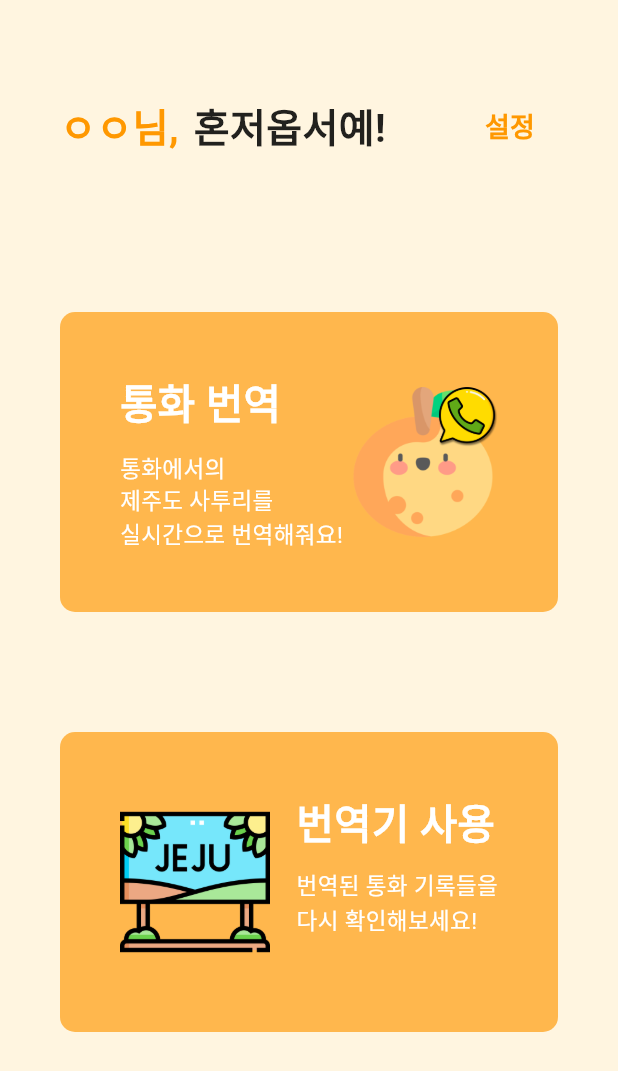
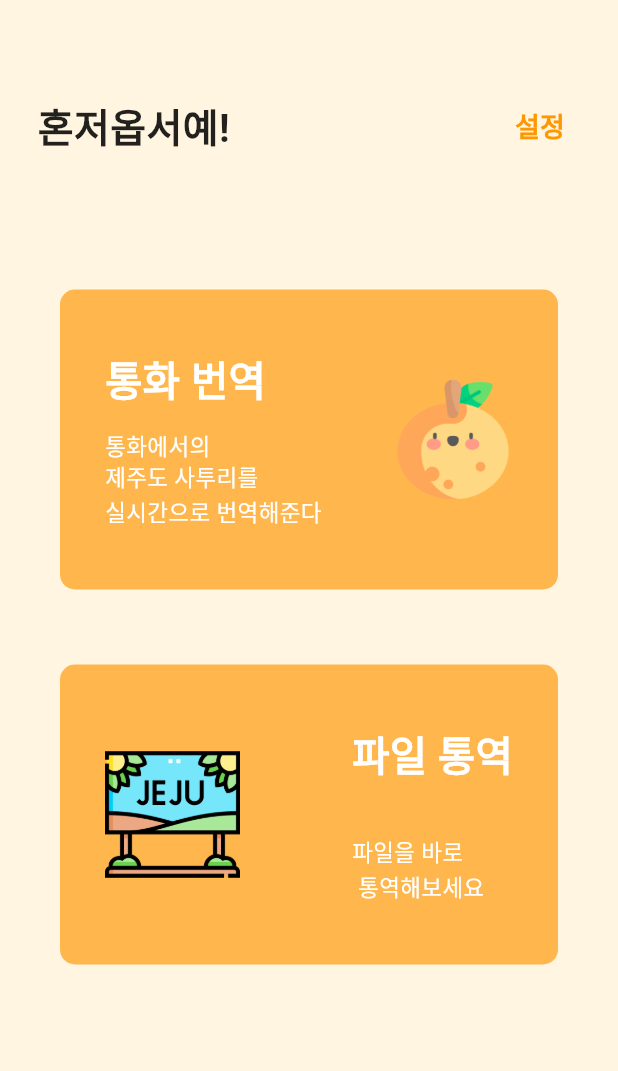
Before and after one commit to jaesung08/JeJalJeJal, a Flutter app: the screen it shows after launch, on a phone screen of 412 x 824 dp. Shown: the top 1071 px of the screen. Run offline on Flutter 3.47's test engine with Material 3 defaults, Android fonts, the phone set to English and light mode, and no system bars; our stand-ins replace contacts_service, device_info_plus, dio, drift, file_picker, permission_handler and 1 more; missing offline and left inert: easy_folder_picker, flutter_foreground_task, flutter_overlay_window, phone_state; accounts and stored records are empty; generated files the repository leaves out were written again; statements that could not run were skipped.

Commit message:
fix: Merge conflict

```diff
--- a/frontend/lib/home_page.dart
+++ b/frontend/lib/home_page.dart
@@ -2,6 +2,7 @@ import 'package:flutter/material.dart';
 import 'package:flutter_overlay_window/flutter_overlay_window.dart';
 import 'package:jejal_project/databases/database.dart';
 import 'package:jejal_project/screens/history_screen.dart';
+import 'package:jejal_project/screens/select_file_screen.dart';
 
 class HomePage extends StatelessWidget {
   final JejalDatabase database;
@@ -20,18 +21,18 @@ class HomePage extends StatelessWidget {
           children: [
             // 상단 텍스트 부분
             Padding(
-              padding: const EdgeInsets.fromLTRB(40, 60, 40, 60),
+              padding: const EdgeInsets.fromLTRB(20, 60, 20, 60),
               child: Row(
                 children: [
-                  const Text(
-                    'ㅇㅇ님,',
-                    style: TextStyle(
-                      fontSize: 26,
-                      fontWeight: FontWeight.bold,
-                      color: Colors.orange, // 텍스트 색상
-                    ),
-                  ),
-                  const SizedBox(width: 10),
+                  // const Text(
+                  //   'ㅇㅇ님,',
+                  //   style: TextStyle(
+                  //     fontSize: 26,
+                  //     fontWeight: FontWeight.bold,
+                  //     color: Colors.orange, // 텍스트 색상
+                  //   ),
+                  // ),
+                  const SizedBox(width: 5),
                   const Text(
                     '혼저옵서예!',
                     style: TextStyle(
@@ -73,13 +74,13 @@ class HomePage extends StatelessWidget {
             ),
             // 첫 번째 버튼
             Padding(
-              padding: const EdgeInsets.symmetric(horizontal: 40, vertical: 40),
+              padding: const EdgeInsets.symmetric(horizontal: 40, vertical: 25),
               child: GestureDetector(
                 onTap: () {
                   Navigator.push(
                     context,
                     MaterialPageRoute(
-                      builder: (context) => HistoryScreen(database: database),
+                        builder: (context) => HistoryScreen(database: database),
                     ),
                   );
                 },
@@ -90,7 +91,7 @@ class HomePage extends StatelessWidget {
                     borderRadius: BorderRadius.circular(10),
                   ),
                   child: Padding(
-                    padding: const EdgeInsets.symmetric(horizontal: 40),
+                    padding: const EdgeInsets.symmetric(horizontal: 30),
                     child: Row(
                       children: [
                         Padding(
@@ -108,7 +109,7 @@ class HomePage extends StatelessWidget {
                               ),
                               Spacer(),
                               Text(
-                                '통화에서의\n제주도 사투리를\n실시간으로 번역해줘요!',
+                                '통화에서의\n제주도 사투리를\n실시간으로 번역해준다',
                                 style: TextStyle(
                                   fontSize: 15,
                                   color: Colors.white,
@@ -121,13 +122,13 @@ class HomePage extends StatelessWidget {
                         Stack(
                           children: [
                             Image.asset('assets/images/common_mandarin.png',
-                                width: 100),
-                            Positioned(
-                              top: 0,
-                              right: 0,
-                              child: Image.asset('assets/images/phone.png',
-                                  width: 40), // 크기와 위치를 조정하세요
-                            ),
+                                width: 80),
+                            // Positioned(
+                            //   top: -10,
+                            //   right: -10,
+                            //   child: Image.asset('assets/images/phone.png',
+                            //       width: 30), // 크기와 위치를 조정하세요
+                            // ),
                           ],
                         ),
                       ],
@@ -138,10 +139,15 @@ class HomePage extends StatelessWidget {
             ),
             // 두 번째 버튼
             Padding(
-              padding: const EdgeInsets.symmetric(horizontal: 40, vertical: 40),
+              padding: const EdgeInsets.symmetric(horizontal: 40, vertical: 25),
               child: GestureDetector(
                 onTap: () {
                   // 번역기 사용 버튼 클릭 시 동작 구현
+                  Navigator.push(
+                    context,
+                    MaterialPageRoute(
+                        builder: (context) => SelectFileScreen()),
+                  );
                 },
                 child: Container(
                   height: 200,
@@ -150,13 +156,13 @@ class HomePage extends StatelessWidget {
                     borderRadius: BorderRadius.circular(10),
                   ),
                   child: Padding(
-                    padding: const EdgeInsets.symmetric(horizontal: 40),
+                    padding: const EdgeInsets.symmetric(horizontal: 30),
                     child: Row(
                       children: [
                         Stack(
                           children: [
                             Image.asset('assets/images/common_jeju.png',
-                                width: 100),
+                                width: 90),
                           ],
                         ),
                         const Spacer(), // 이미지와 텍스트 사이의 공간을 분리
@@ -166,7 +172,7 @@ class HomePage extends StatelessWidget {
                             crossAxisAlignment: CrossAxisAlignment.start,
                             children: const [
                               Text(
-                                '번역기 사용',
+                                '파일 통역',
                                 style: TextStyle(
                                   fontSize: 27,
                                   fontWeight: FontWeight.bold,
@@ -175,7 +181,7 @@ class HomePage extends StatelessWidget {
                               ),
                               Spacer(),
                               Text(
-                                '번역된 통화 기록들을\n다시 확인해보세요!\n',
+                                '파일을 바로 \n 통역해보세요',
                                 style: TextStyle(
                                   fontSize: 15,
                                   color: Colors.white,
```
Also changed, not shown: frontend/lib/main.dart (+76 -6 lines), frontend/lib/services/set_stream.dart (+10 -47 lines), frontend/lib/screens/result_screen_detail.dart (line endings or trailing spaces), frontend/lib/services/recent_file.dart (line endings or trailing spaces), frontend/lib/widgets/head_bar.dart (line endings or trailing spaces), frontend/lib/widgets/statistics_widget/highlight_sentence.dart (line endings or trailing spaces).
